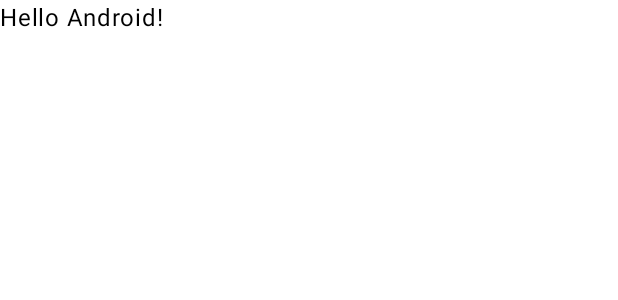
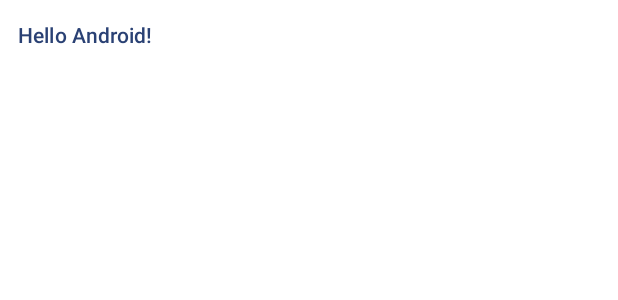
Before and after one commit to breydonb/TEC-3414-Final-Project, an Android app built with Jetpack Compose: the @Preview function GreetingPreview, on a phone screen of 412 x 824 dp. Shown: the top 300 px of the screen. Run offline under Robolectric (Android 15) with nearby library versions, the phone set to English and light mode, and no system bars.

Commit message:
pushin' images to the git

```diff
--- a/app/src/main/java/com/example/scrollless/MainActivity.kt
+++ b/app/src/main/java/com/example/scrollless/MainActivity.kt
@@ -6,11 +6,15 @@ import androidx.activity.compose.setContent
 import androidx.activity.enableEdgeToEdge
 import androidx.compose.foundation.layout.fillMaxSize
 import androidx.compose.foundation.layout.padding
+import androidx.compose.material3.Button
 import androidx.compose.material3.Scaffold
 import androidx.compose.material3.Text
+import androidx.compose.material3.TextButton
 import androidx.compose.runtime.Composable
 import androidx.compose.ui.Modifier
 import androidx.compose.ui.tooling.preview.Preview
+import androidx.compose.ui.unit.TextUnit
+import androidx.compose.ui.unit.TextUnitType
 import com.example.scrollless.ui.theme.ScrollLessTheme
 
 class MainActivity : ComponentActivity() {
@@ -32,10 +36,18 @@ class MainActivity : ComponentActivity() {
 
 @Composable
 fun Greeting(name: String, modifier: Modifier = Modifier) {
-    Text(
-        text = "Hello $name!",
-        modifier = modifier
-    )
+    TextButton({ButtonClick()})
+    {
+        Text(
+            text = "Hello $name!",
+            modifier = modifier
+        )
+    }
+}
+
+fun ButtonClick()
+{
+
 }
 
 @Preview(showBackground = true)
```
Also changed, not shown: app/src/main/res/drawable/close_black.png (added), app/src/main/res/drawable/close_red.png (added), app/src/main/res/drawable/menu.png (added).
